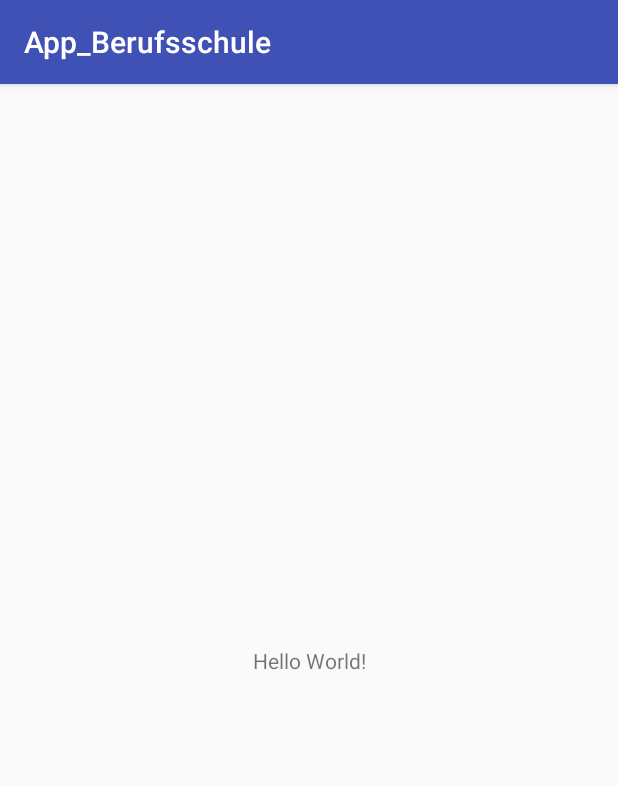
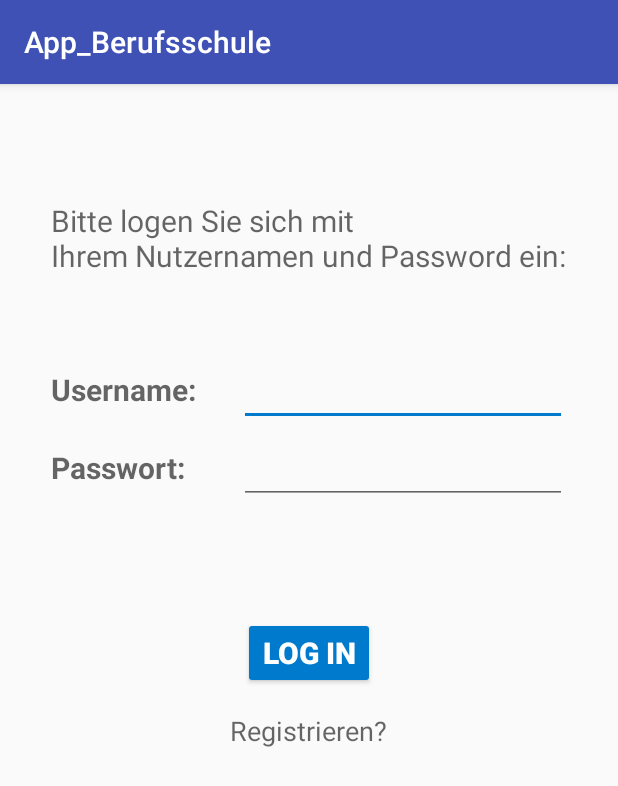
Before and after one commit to MichalkeManuel/App_Berufsschule, an Android app: the screen it shows after launch (LoginActivity), on a phone screen of 412 x 824 dp. Shown: the top 786 px of the screen. Run offline under Robolectric (Android 15) with nearby library versions, the phone set to English and light mode, and no system bars.

Commit message:
- Strings für Nutzung der Activities eingefügt - Farbcode für AccentColor geändert - activity_login.xml erstellt

```diff
--- a/app/src/main/res/layout/activity_login.xml
+++ b/app/src/main/res/layout/activity_login.xml
@@ -6,13 +6,115 @@
     android:layout_height="match_parent"
     tools:context="com.example.michalke.app_berufsschule.LoginActivity">
 
-    <TextView
+    <LinearLayout
+        android:id="@+id/linearLayout"
         android:layout_width="wrap_content"
         android:layout_height="wrap_content"
-        android:text="Hello World!"
-        app:layout_constraintBottom_toBottomOf="parent"
+        android:orientation="vertical"
+        android:paddingTop="25dp"
+        android:paddingLeft="10dp"
+        android:paddingRight="10dp"
+        android:paddingBottom="5dp"
+        android:layout_marginTop="10dp"
         app:layout_constraintLeft_toLeftOf="parent"
-        app:layout_constraintRight_toRightOf="parent"
-        app:layout_constraintTop_toTopOf="parent" />
+        app:layout_constraintRight_toRightOf="parent">
+
+        <TextView
+            android:id="@+id/tLAnleitung"
+            android:layout_width="wrap_content"
+            android:layout_height="wrap_content"
+            android:layout_marginTop="50dp"
+            android:paddingBottom="2dp"
+            android:paddingTop="2dp"
+            android:text="@string/loginManual"
+            android:textAppearance="@android:style/TextAppearance.Material.Medium"
+            android:textSize="20sp" />
+
+        <LinearLayout
+            android:layout_width="match_parent"
+            android:layout_height="match_parent"
+            android:orientation="horizontal"
+            android:paddingBottom="2sp"
+            android:paddingTop="50dp">
+
+            <TextView
+                android:id="@+id/tLUsername"
+                android:layout_width="125dp"
+                android:layout_height="wrap_content"
+                android:text="@string/loginUsername"
+                android:textAppearance="@android:style/TextAppearance.Material.Medium"
+                android:textSize="20sp"
+                android:textStyle="bold" />
+
+            <EditText
+                android:id="@+id/eLUsername"
+                android:layout_width="wrap_content"
+                android:layout_height="wrap_content"
+                android:ems="10"
+                android:inputType="text"
+                android:text=""
+                android:textAlignment="textStart"
+                android:textSize="20sp" />
+        </LinearLayout>
+
+        <LinearLayout
+            android:layout_width="match_parent"
+            android:layout_height="match_parent"
+            android:orientation="horizontal"
+            android:paddingBottom="50dp"
+            android:paddingTop="2dp">
+
+            <TextView
+                android:id="@+id/tLPassword"
+                android:layout_width="125dp"
+                android:layout_height="wrap_content"
+                android:text="@string/loginPassword"
+                android:textAppearance="@android:style/TextAppearance.Material.Medium"
+                android:textSize="20sp"
+                android:textStyle="bold" />
+
+            <EditText
+                android:id="@+id/eLPassword"
+                android:layout_width="wrap_content"
+                android:layout_height="wrap_content"
+                android:ems="10"
+                android:inputType="textPassword"
+                android:text=""
+                android:textAlignment="textStart"
+                android:textSize="20sp" />
+        </LinearLayout>
+
+        <Button
+            android:id="@+id/bLogin"
+            style="@style/Widget.AppCompat.Button.Colored"
+            android:layout_width="wrap_content"
+            android:layout_height="wrap_content"
+            android:layout_gravity="center"
+            android:layout_marginTop="25dp"
+            android:text="@string/login"
+            android:textSize="20sp"
+            android:textStyle="bold" />
+
+        <TextView
+            android:id="@+id/tRegister"
+            android:layout_width="wrap_content"
+            android:layout_height="wrap_content"
+            android:text="@string/lRegister"
+            android:layout_gravity="center_horizontal"
+            android:layout_marginTop="15dp"
+            android:textAppearance="@android:style/TextAppearance.Material.Medium"/>
+
+
+        <TextView
+            android:id="@+id/tHinweis"
+            android:layout_width="wrap_content"
+            android:layout_height="wrap_content"
+            android:layout_marginTop="50dp"
+            android:layout_gravity="center"
+            android:text=""
+            android:textAppearance="@android:style/TextAppearance.Material.Medium"
+            android:textSize="20sp"
+            android:textStyle="bold|italic"/>
+    </LinearLayout>
 
 </android.support.constraint.ConstraintLayout>
--- a/app/src/main/res/values/colors.xml
+++ b/app/src/main/res/values/colors.xml
@@ -2,5 +2,5 @@
 <resources>
     <color name="colorPrimary">#3F51B5</color>
     <color name="colorPrimaryDark">#303F9F</color>
-    <color name="colorAccent">#FF4081</color>
+    <color name="colorAccent">#007ACD</color>
 </resources>
--- a/app/src/main/res/values/strings.xml
+++ b/app/src/main/res/values/strings.xml
@@ -1,3 +1,21 @@
 <resources>
     <string name="app_name">App_Berufsschule</string>
+    <string name="mypref">MyPref</string>
+    <string name="loginManual">Bitte logen Sie sich mit \nIhrem Nutzernamen und Password ein:</string>
+    <string name="loginUsername">Username:</string>
+    <string name="loginPassword">Passwort:</string>
+    <string name="login">Log In</string>
+    <string name="lRegister">Registrieren?</string>
+    <string name="loginSuccess">Glückwunsch! \nSie sind jetzt eingeloggt</string>
+    <string name="loginWrong">Ihre Eingaben sind nicht korrekt!</string>
+    <string name="loginFailure">3 Mal falsch eingegeben... \nApp wurde beendet!</string>
+    <string name="loggedinText">Sie sind eingeloggt als: </string>
+    <string name="confirmAlert">Bestätigen!</string>
+    <string name="UserExit">Log Out</string>
+    <string name="registerManual">Bitte legen Sie hier einen Account mit \nfolgenden Daten an:</string>
+    <string name="registerSurname">Nachname:</string>
+    <string name="registerPrename">Vorname:</string>
+    <string name="registerUsername">Username:</string>
+    <string name="registerPassword">Passwort:</string>
+    <string name="rRegister">Registrieren!</string>
 </resources>
```
